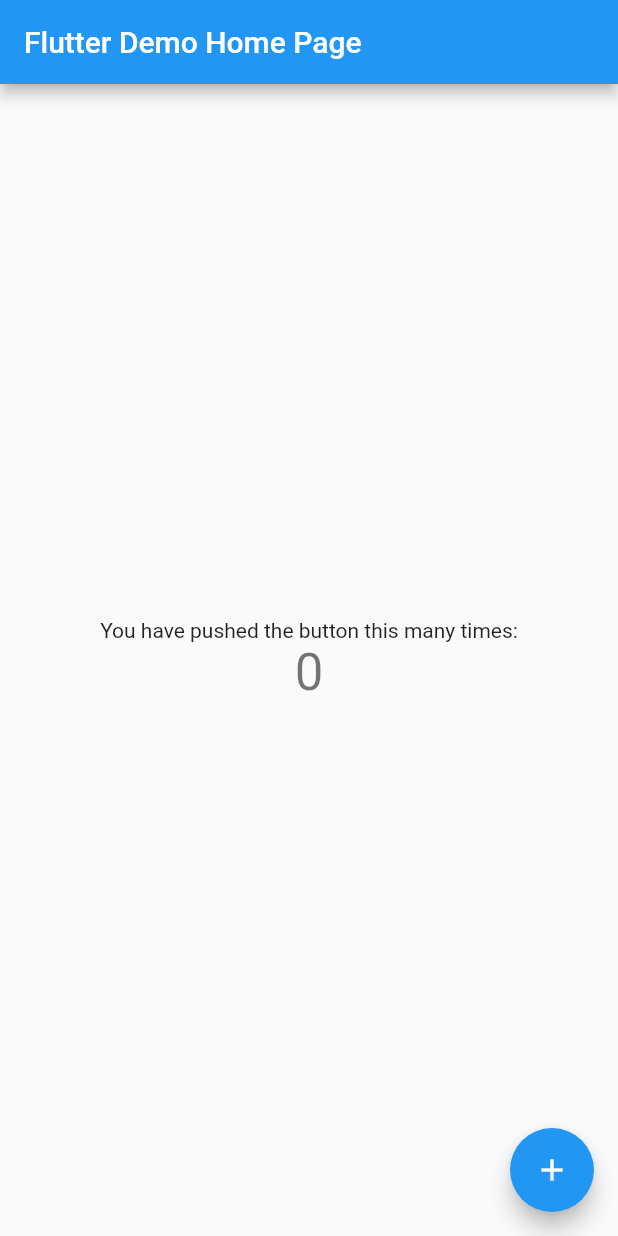
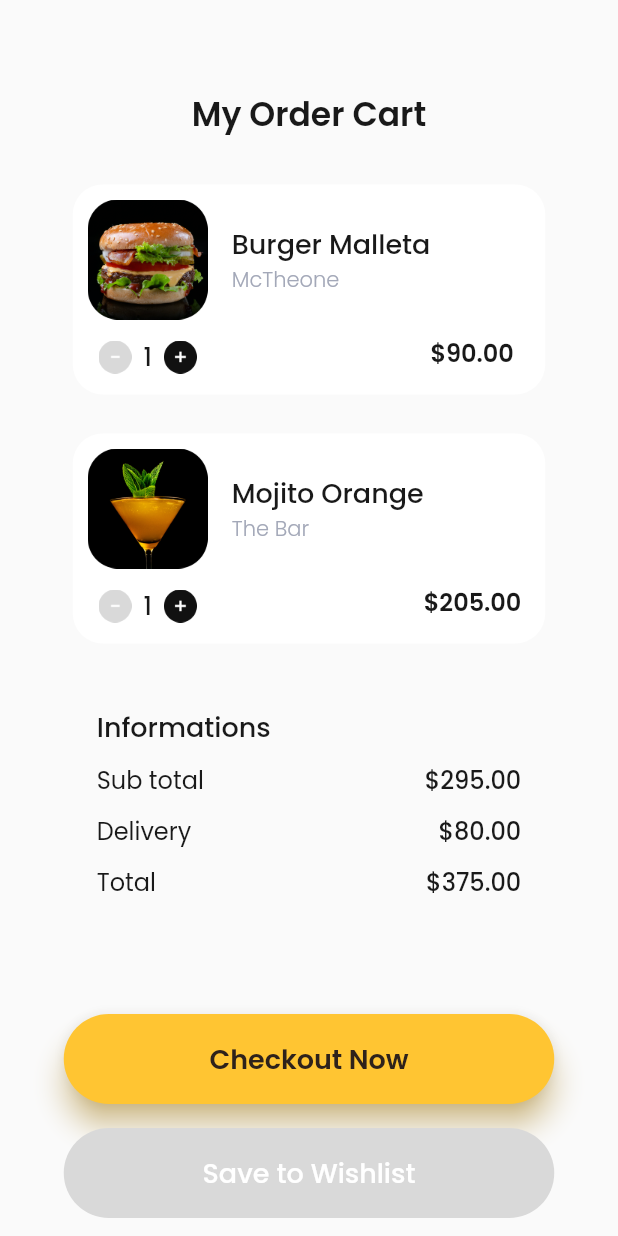
Before and after one commit to Ripat-2345/7-days-flutter, a Flutter app: the screen it shows after launch, on a phone screen of 412 x 824 dp. Run offline on Flutter 3.47's test engine with Material 2 defaults, Android fonts, the phone set to English and light mode, and no system bars; our stand-ins replace google_fonts.

Commit message:
day 7 clear

```diff
--- a/day-7/flutter_application_1/lib/main.dart
+++ b/day-7/flutter_application_1/lib/main.dart
@@ -1,113 +1,20 @@
+import 'dart:math';
+
 import 'package:flutter/material.dart';
+import 'package:flutter_application_1/pages/random1.dart';
 
 void main() {
-  runApp(MyApp());
+  runApp(Day7());
 }
 
-class MyApp extends StatelessWidget {
-  // This widget is the root of your application.
+class Day7 extends StatelessWidget {
+  const Day7({Key? key}) : super(key: key);
+
   @override
   Widget build(BuildContext context) {
     return MaterialApp(
-      title: 'Flutter Demo',
-      theme: ThemeData(
-        // This is the theme of your application.
-        //
-        // Try running your application with "flutter run". You'll see the
-        // application has a blue toolbar. Then, without quitting the app, try
-        // changing the primarySwatch below to Colors.green and then invoke
-        // "hot reload" (press "r" in the console where you ran "flutter run",
-        // or simply save your changes to "hot reload" in a Flutter IDE).
-        // Notice that the counter didn't reset back to zero; the application
-        // is not restarted.
-        primarySwatch: Colors.blue,
-      ),
-      home: MyHomePage(title: 'Flutter Demo Home Page'),
+      debugShowCheckedModeBanner: false,
+      home: Random1(),
     );
   }
 }
-
-class MyHomePage extends StatefulWidget {
-  MyHomePage({Key? key, required this.title}) : super(key: key);
-
-  // This widget is the home page of your application. It is stateful, meaning
-  // that it has a State object (defined below) that contains fields that affect
-  // how it looks.
-
-  // This class is the configuration for the state. It holds the values (in this
-  // case the title) provided by the parent (in this case the App widget) and
-  // used by the build method of the State. Fields in a Widget subclass are
-  // always marked "final".
-
-  final String title;
-
-  @override
-  _MyHomePageState createState() => _MyHomePageState();
-}
-
-class _MyHomePageState extends State<MyHomePage> {
-  int _counter = 0;
-
-  void _incrementCounter() {
-    setState(() {
-      // This call to setState tells the Flutter framework that something has
-      // changed in this State, which causes it to rerun the build method below
-      // so that the display can reflect the updated values. If we changed
-      // _counter without calling setState(), then the build method would not be
-      // called again, and so nothing would appear to happen.
-      _counter++;
-    });
-  }
-
-  @override
-  Widget build(BuildContext context) {
-    // This method is rerun every time setState is called, for instance as done
-    // by the _incrementCounter method above.
-    //
-    // The Flutter framework has been optimized to make rerunning build methods
-    // fast, so that you can just rebuild anything that needs updating rather
-    // than having to individually change instances of widgets.
-    return Scaffold(
-      appBar: AppBar(
-        // Here we take the value from the MyHomePage object that was created by
-        // the App.build method, and use it to set our appbar title.
-        title: Text(widget.title),
-      ),
-      body: Center(
-        // Center is a layout widget. It takes a single child and positions it
-        // in the middle of the parent.
-        child: Column(
-          // Column is also a layout widget. It takes a list of children and
-          // arranges them vertically. By default, it sizes itself to fit its
-          // children horizontally, and tries to be as tall as its parent.
-          //
-          // Invoke "debug painting" (press "p" in the console, choose the
-          // "Toggle Debug Paint" action from the Flutter Inspector in Android
-          // Studio, or the "Toggle Debug Paint" command in Visual Studio Code)
-          // to see the wireframe for each widget.
-          //
-          // Column has various properties to control how it sizes itself and
-          // how it positions its children. Here we use mainAxisAlignment to
-          // center the children vertically; the main axis here is the vertical
-          // axis because Columns are vertical (the cross axis would be
-          // horizontal).
-          mainAxisAlignment: MainAxisAlignment.center,
-          children: <Widget>[
-            Text(
-              'You have pushed the button this many times:',
-            ),
-            Text(
-              '$_counter',
-              style: Theme.of(context).textTheme.headline4,
-            ),
-          ],
-        ),
-      ),
-      floatingActionButton: FloatingActionButton(
-        onPressed: _incrementCounter,
-        tooltip: 'Increment',
-        child: Icon(Icons.add),
-      ), // This trailing comma makes auto-formatting nicer for build methods.
-    );
-  }
-}
--- /dev/null
+++ b/day-7/flutter_application_1/lib/pages/random1.dart
@@ -0,0 +1,204 @@
+import 'package:flutter/material.dart';
+import 'package:flutter_application_1/widgets/cart_list.dart';
+import 'package:google_fonts/google_fonts.dart';
+
+class Random1 extends StatefulWidget {
+  @override
+  _Random1State createState() => _Random1State();
+}
+
+class _Random1State extends State<Random1> {
+  @override
+  Widget build(BuildContext context) {
+    return Scaffold(
+      backgroundColor: Color(0xffFAFAFA),
+      body: Padding(
+        padding: const EdgeInsets.only(top: 60, left: 30, right: 30),
+        child: Column(
+          children: [
+            Center(
+              child: Text(
+                'My Order Cart',
+                style: GoogleFonts.poppins(
+                  color: Color(0xff191919),
+                  fontSize: 22,
+                  fontWeight: FontWeight.w600,
+                ),
+              ),
+            ),
+            SizedBox(
+              height: 30,
+            ),
+            CartList(
+              imgUrl: 'assets/burger.png',
+              amount: 1,
+              foodName: 'Burger Malleta',
+              place: 'McTheone',
+              pricing: '90.00',
+            ),
+            SizedBox(
+              height: 26,
+            ),
+            CartList(
+              imgUrl: 'assets/drink.png',
+              amount: 1,
+              foodName: 'Mojito Orange',
+              place: 'The Bar',
+              pricing: '205.00',
+            ),
+            SizedBox(
+              height: 26,
+            ),
+            Container(
+              width: 315,
+              height: 161,
+              decoration: BoxDecoration(
+                borderRadius: BorderRadius.circular(20),
+              ),
+              child: Padding(
+                padding: const EdgeInsets.all(16),
+                child: Column(
+                  crossAxisAlignment: CrossAxisAlignment.start,
+                  children: [
+                    Text(
+                      'Informations',
+                      style: GoogleFonts.poppins(
+                          color: Color(0xff191919),
+                          fontSize: 18,
+                          fontWeight: FontWeight.w500),
+                    ),
+                    SizedBox(
+                      height: 10,
+                    ),
+                    Row(
+                      mainAxisAlignment: MainAxisAlignment.spaceBetween,
+                      children: [
+                        Column(
+                          crossAxisAlignment: CrossAxisAlignment.start,
+                          children: [
+                            Text(
+                              'Sub total',
+                              style: GoogleFonts.poppins(
+                                color: Color(0xff191919),
+                                fontSize: 16,
+                              ),
+                            ),
+                            SizedBox(
+                              height: 10,
+                            ),
+                            Text(
+                              'Delivery',
+                              style: GoogleFonts.poppins(
+                                color: Color(0xff191919),
+                                fontSize: 16,
+                              ),
+                            ),
+                            SizedBox(
+                              height: 10,
+                            ),
+                            Text(
+                              'Total',
+                              style: GoogleFonts.poppins(
+                                color: Color(0xff191919),
+                                fontSize: 16,
+                              ),
+                            ),
+                          ],
+                        ),
+                        Column(
+                          crossAxisAlignment: CrossAxisAlignment.end,
+                          children: [
+                            Text(
+                              '\$295.00',
+                              style: GoogleFonts.poppins(
+                                color: Color(0xff191919),
+                                fontSize: 16,
+                                fontWeight: FontWeight.w500,
+                              ),
+                            ),
+                            SizedBox(
+                              height: 10,
+                            ),
+                            Text(
+                              '\$80.00',
+                              style: GoogleFonts.poppins(
+                                color: Color(0xff191919),
+                                fontSize: 16,
+                                fontWeight: FontWeight.w500,
+                              ),
+                            ),
+                            SizedBox(
+                              height: 10,
+                            ),
+                            Text(
+                              '\$375.00',
+                              style: GoogleFonts.poppins(
+                                color: Color(0xff191919),
+                                fontSize: 16,
+                                fontWeight: FontWeight.w500,
+                              ),
+                            ),
+                          ],
+                        ),
+                      ],
+                    ),
+                  ],
+                ),
+              ),
+            ),
+            SizedBox(
+              height: 60,
+            ),
+            Container(
+              width: 327,
+              height: 60,
+              child: TextButton(
+                onPressed: () {},
+                style: TextButton.styleFrom(
+                  backgroundColor: Color(0xffFFC532),
+                  shape: RoundedRectangleBorder(
+                    borderRadius: BorderRadius.circular(53),
+                  ),
+                  shadowColor: Color(0xffFFC532),
+                  elevation: 8,
+                ),
+                child: Text(
+                  'Checkout Now',
+                  style: GoogleFonts.poppins(
+                    color: Color(0xff2E221B),
+                    fontSize: 18,
+                    fontWeight: FontWeight.w600,
+                  ),
+                ),
+              ),
+            ),
+            SizedBox(
+              height: 16,
+            ),
+            Container(
+              width: 327,
+              height: 60,
+              child: TextButton(
+                onPressed: () {},
+                style: TextButton.styleFrom(
+                  backgroundColor: Color(0xffD9D9D9),
+                  shape: RoundedRectangleBorder(
+                    borderRadius: BorderRadius.circular(53),
+                  ),
+                ),
+                child: Text(
+                  'Save to Wishlist',
+                  style: GoogleFonts.poppins(
+                    color: Color(0xffFFFFFF),
+                    fontSize: 18,
+                    fontWeight: FontWeight.w500,
+                  ),
+                ),
+              ),
+            ),
+          ],
+        ),
+      ),
+    );
+  }
+}
--- /dev/null
+++ b/day-7/flutter_application_1/lib/widgets/cart_list.dart
@@ -0,0 +1,110 @@
+import 'package:flutter/material.dart';
+import 'package:google_fonts/google_fonts.dart';
+
+class CartList extends StatelessWidget {
+  final String imgUrl, foodName, place, pricing;
+  final int amount;
+
+  CartList(
+      {required this.imgUrl,
+      required this.amount,
+      required this.foodName,
+      required this.place,
+      required this.pricing});
+
+  @override
+  Widget build(BuildContext context) {
+    return Container(
+      width: 315,
+      height: 140,
+      decoration: BoxDecoration(
+        color: Color(0xffFFFFFF),
+        borderRadius: BorderRadius.circular(20),
+      ),
+      child: Row(
+        children: [
+          Padding(
+            padding: const EdgeInsets.only(top: 10, left: 10),
+            child: Column(
+              children: [
+                // Product
+                Container(
+                  width: 80,
+                  decoration: BoxDecoration(
+                    borderRadius: BorderRadius.circular(20),
+                  ),
+                  child: Image.asset(imgUrl),
+                ),
+                SizedBox(
+                  height: 13,
+                ),
+                Row(
+                  children: [
+                    Container(
+                      margin: EdgeInsets.only(right: 8),
+                      width: 22,
+                      decoration: BoxDecoration(
+                        borderRadius: BorderRadius.circular(100),
+                      ),
+                      child: Image.asset('assets/btn_min.png'),
+                    ),
+                    Text(
+                      amount.toString(),
+                      style: GoogleFonts.poppins(
+                        color: Color(0xff191919),
+                        fontSize: 16,
+                        fontWeight: FontWeight.w500,
+                      ),
+                    ),
+                    Container(
+                      margin: EdgeInsets.only(left: 8),
+                      width: 22,
+                      decoration: BoxDecoration(
+                        borderRadius: BorderRadius.circular(100),
+                      ),
+                      child: Image.asset('assets/btn_plus.png'),
+                    ),
+                  ],
+                )
+              ],
+            ),
+          ),
+          Padding(
+            padding: const EdgeInsets.only(top: 26, left: 16),
+            child: Column(
+              crossAxisAlignment: CrossAxisAlignment.start,
+              children: [
+                Text(
+                  foodName,
+                  style: GoogleFonts.poppins(
+                    color: Color(0xff191919),
+                    fontSize: 18,
+                    fontWeight: FontWeight.w500,
+                  ),
+                ),
+                Text(
+                  place,
+                  style: GoogleFonts.poppins(
+                    color: Color(0xffA3A8B8),
+                    fontWeight: FontWeight.w300,
+                  ),
+                ),
+              ],
+            ),
+          ),
+          Padding(
+            padding: const EdgeInsets.only(top: 85, right: 14),
+            child: Text(
+              '\$' + pricing,
+              style: GoogleFonts.poppins(
+                color: Color(0xff191919),
+                fontSize: 16,
+                fontWeight: FontWeight.w600,
+              ),
+            ),
+          ),
+        ],
+      ),
+    );
+  }
+}
```
